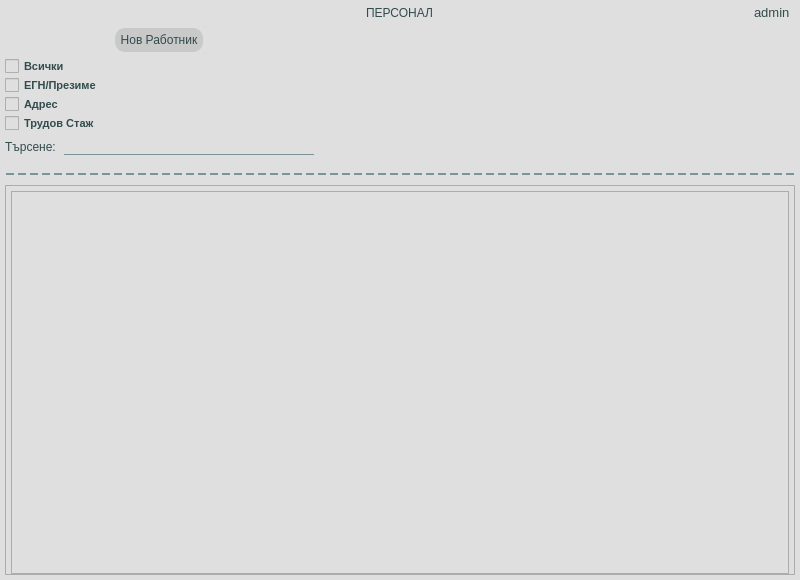
This is app/ui/widgets/customWorkersWidget.ui in DevilPhp/WorkSalary.v01 as Qt 5 draws it before an edit. The edited form follows.
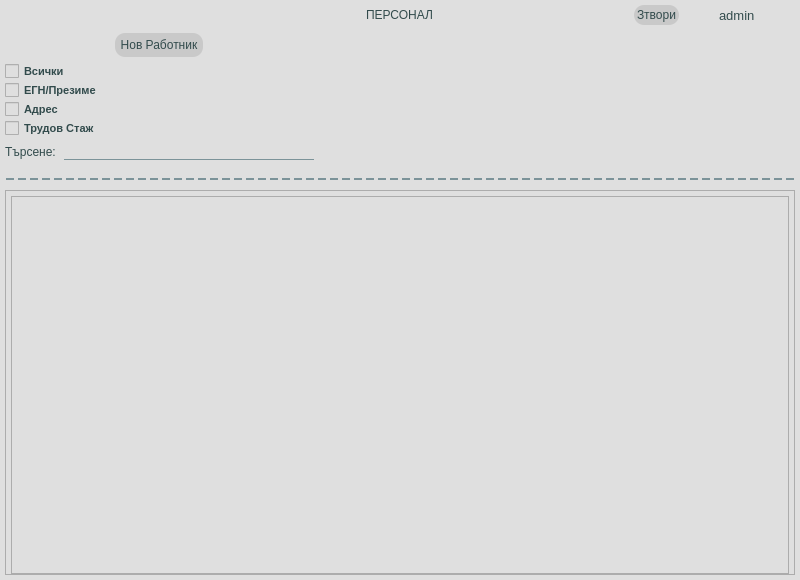
This is the edited form. Icons and pictures are not drawn.

The edit to the form file:
```diff
--- a/app/ui/widgets/customWorkersWidget.ui
+++ b/app/ui/widgets/customWorkersWidget.ui
@@ -201,6 +201,67 @@
           </widget>
          </item>
          <item alignment="Qt::AlignRight">
+          <widget class="QWidget" name="widget_6" native="true">
+           <layout class="QHBoxLayout" name="horizontalLayout_8">
+            <property name="spacing">
+             <number>5</number>
+            </property>
+            <property name="leftMargin">
+             <number>0</number>
+            </property>
+            <property name="topMargin">
+             <number>0</number>
+            </property>
+            <property name="rightMargin">
+             <number>0</number>
+            </property>
+            <property name="bottomMargin">
+             <number>0</number>
+            </property>
+            <item>
+             <widget class="QWidget" name="widget_7" native="true">
+              <layout class="QHBoxLayout" name="horizontalLayout_7">
+               <property name="spacing">
+                <number>0</number>
+               </property>
+               <property name="leftMargin">
+                <number>0</number>
+               </property>
+               <property name="topMargin">
+                <number>0</number>
+               </property>
+               <property name="rightMargin">
+                <number>0</number>
+               </property>
+               <property name="bottomMargin">
+                <number>0</number>
+               </property>
+               <item>
+                <widget class="QPushButton" name="closeBtn">
+                 <property name="styleSheet">
+                  <string notr="true">* {
+	padding: 3px;
+}</string>
+                 </property>
+                 <property name="text">
+                  <string>Зтвори</string>
+                 </property>
+                 <property name="icon">
+                  <iconset resource="../../../resources.qrc">
+                   <normaloff>:/icons/app/assets/icons/Close-Square--Streamline-Solar-Broken.svg</normaloff>:/icons/app/assets/icons/Close-Square--Streamline-Solar-Broken.svg</iconset>
+                 </property>
+                 <property name="iconSize">
+                  <size>
+                   <width>20</width>
+                   <height>20</height>
+                  </size>
+                 </property>
+                </widget>
+               </item>
+              </layout>
+             </widget>
+            </item>
+            <item>
           <widget class="QWidget" name="userHolder" native="true">
            <layout class="QHBoxLayout" name="horizontalLayout_3">
             <property name="spacing">
@@ -218,23 +279,6 @@
             <property name="bottomMargin">
              <number>0</number>
             </property>
-            <item>
-             <widget class="QPushButton" name="logoutBtn">
-              <property name="text">
-               <string/>
-              </property>
-              <property name="icon">
-               <iconset resource="../../../resources.qrc">
-                <normaloff>:/icons/app/assets/icons/Log-Out--Streamline-Feather.svg</normaloff>:/icons/app/assets/icons/Log-Out--Streamline-Feather.svg</iconset>
-              </property>
-              <property name="iconSize">
-               <size>
-                <width>18</width>
-                <height>18</height>
-               </size>
-              </property>
-             </widget>
-            </item>
             <item>
              <widget class="QPushButton" name="userIcon">
               <property name="focusPolicy">
@@ -262,6 +306,26 @@
               </property>
              </widget>
             </item>
+               <item>
+                <widget class="QPushButton" name="logoutBtn">
+                 <property name="text">
+                  <string/>
+                 </property>
+                 <property name="icon">
+                  <iconset resource="../../../resources.qrc">
+                   <normaloff>:/icons/app/assets/icons/Log-Out--Streamline-Feather.svg</normaloff>:/icons/app/assets/icons/Log-Out--Streamline-Feather.svg</iconset>
+                 </property>
+                 <property name="iconSize">
+                  <size>
+                   <width>18</width>
+                   <height>18</height>
+                  </size>
+                 </property>
+                </widget>
+               </item>
+              </layout>
+             </widget>
+            </item>
            </layout>
           </widget>
          </item>
@@ -466,7 +530,7 @@
         <x>0</x>
         <y>0</y>
         <width>788</width>
-        <height>380</height>
+        <height>374</height>
        </rect>
       </property>
       <layout class="QVBoxLayout" name="verticalLayout_12">
```
Lines whose indentation alone changed are shown as unchanged.
